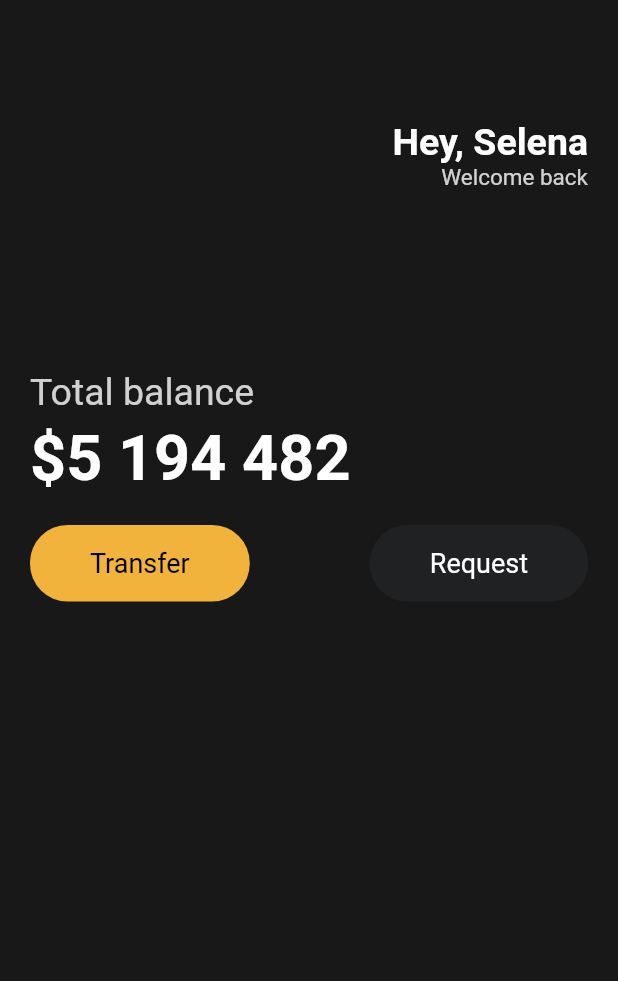
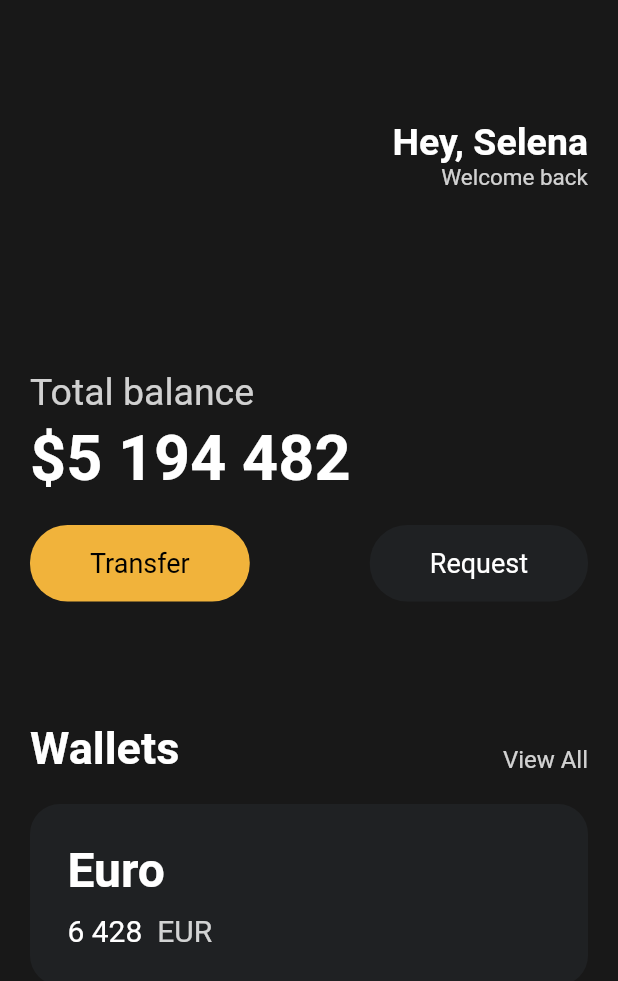
Before and after one commit to chyoni/webtoonapp-flutter, a Flutter app: the screen it shows after launch, on a phone screen of 412 x 824 dp. Shown: the top 981 px of the screen. Run offline on Flutter 3.47's test engine with Material 2 defaults, Android fonts, the phone set to English and light mode, and no system bars.

Commit message:
Card Style

```diff
--- a/lib/main.dart
+++ b/lib/main.dart
@@ -83,6 +83,81 @@ class App extends StatelessWidget {
                     ),
                   ],
                 ),
+                const SizedBox(
+                  height: 80,
+                ),
+                Row(
+                  mainAxisAlignment: MainAxisAlignment.spaceBetween,
+                  crossAxisAlignment: CrossAxisAlignment.end,
+                  children: [
+                    const Text(
+                      "Wallets",
+                      style: TextStyle(
+                        color: Colors.white,
+                        fontSize: 30,
+                        fontWeight: FontWeight.w600,
+                      ),
+                    ),
+                    Text(
+                      "View All",
+                      style: TextStyle(
+                        color: Colors.white.withOpacity(0.8),
+                        fontSize: 16,
+                      ),
+                    ),
+                  ],
+                ),
+                const SizedBox(
+                  height: 20,
+                ),
+                Container(
+                  decoration: BoxDecoration(
+                    color: const Color(0xFF1F2123),
+                    borderRadius: BorderRadius.circular(20),
+                  ),
+                  child: Padding(
+                    padding: const EdgeInsets.all(25),
+                    child: Row(children: [
+                      Column(
+                        crossAxisAlignment: CrossAxisAlignment.start,
+                        children: [
+                          const Text(
+                            "Euro",
+                            style: TextStyle(
+                              color: Colors.white,
+                              fontSize: 32,
+                              fontWeight: FontWeight.w600,
+                            ),
+                          ),
+                          const SizedBox(
+                            height: 10,
+                          ),
+                          Row(
+                            children: [
+                              const Text(
+                                "6 428",
+                                style: TextStyle(
+                                  color: Colors.white,
+                                  fontSize: 20,
+                                ),
+                              ),
+                              const SizedBox(
+                                width: 10,
+                              ),
+                              Text(
+                                "EUR",
+                                style: TextStyle(
+                                  color: Colors.white.withOpacity(0.8),
+                                  fontSize: 20,
+                                ),
+                              ),
+                            ],
+                          ),
+                        ],
+                      ),
+                    ]),
+                  ),
+                ),
               ],
             ),
           )),
```
